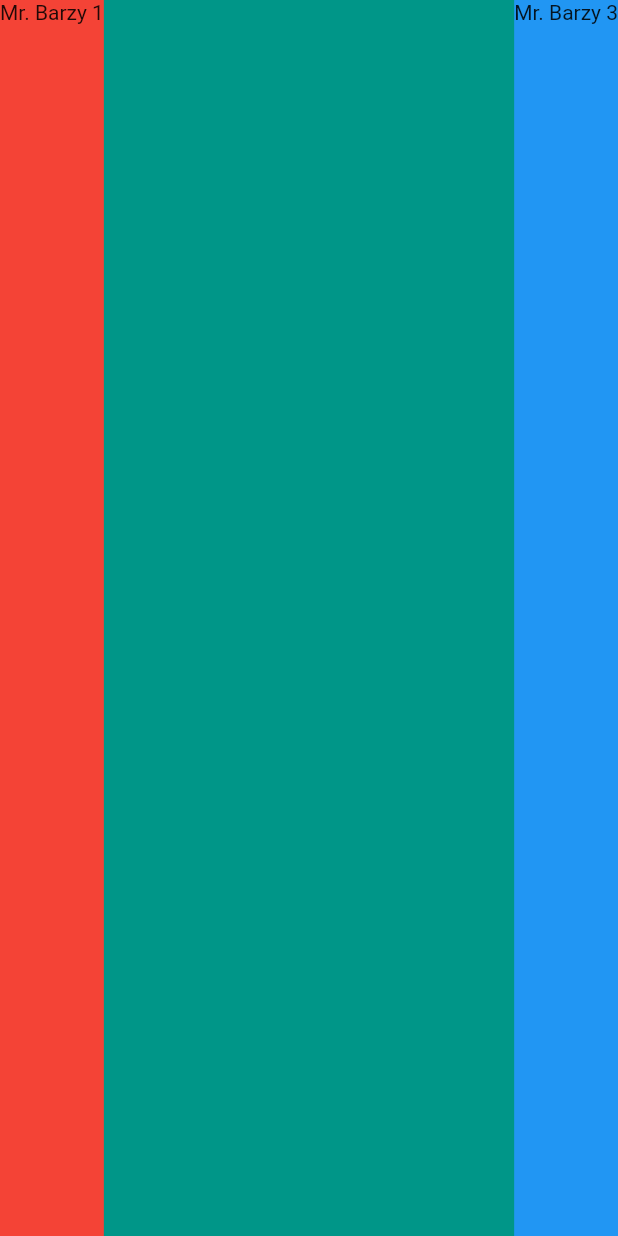
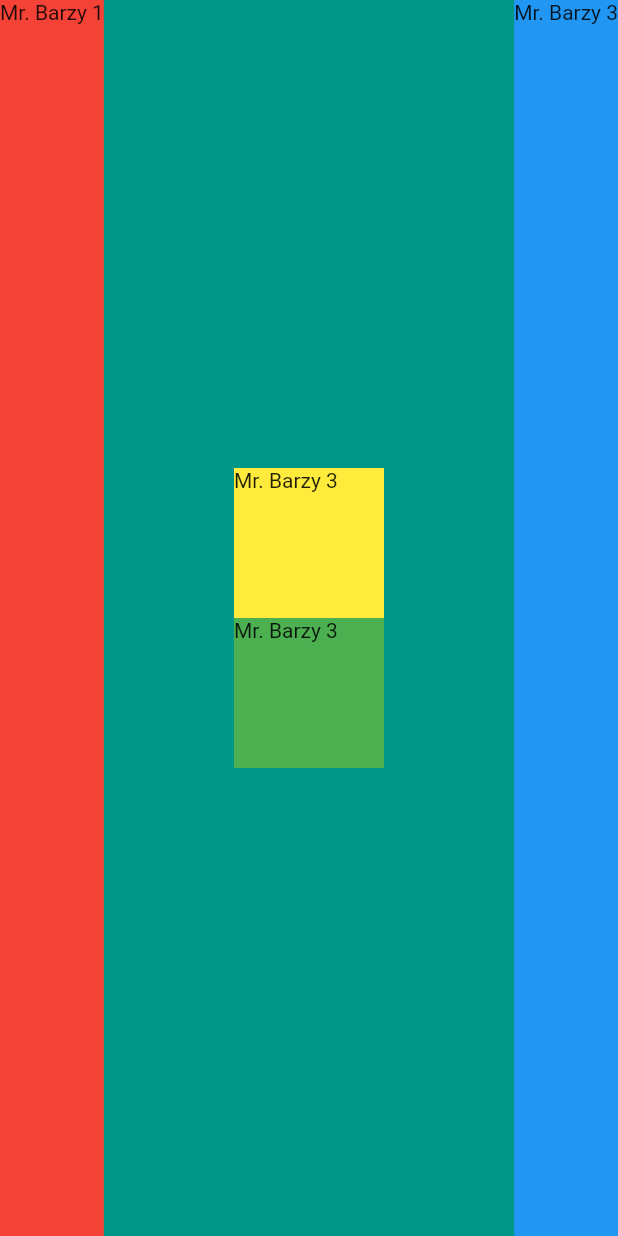
Before and after one commit to Barzi-Yassin/firstapp, a Flutter app: the screen it shows after launch, on a phone screen of 412 x 824 dp. Run offline on Flutter 3.47's test engine with Material 2 defaults, Android fonts, the phone set to English and light mode, and no system bars.

Commit message:
ms. angela 043 Flutter Layouts 1st Challenge about using container in column and row

```diff
--- a/lib/main.dart
+++ b/lib/main.dart
@@ -25,22 +25,21 @@ class MyApp extends StatelessWidget {
               ),
               // SizedBox(height: 20.0,),
               Container(
-                color: Colors.brown,
                 child: Column(
                   mainAxisAlignment: MainAxisAlignment.center,
                   children: [
-                    // Container(
-                    //   height: 100.0,
-                    //   width: 100.0,
-                    //   color: Colors.yellow,
-                    //   child: Text('Mr. Barzy 3'),
-                    // ),
-                    // Container(
-                    //   height: 100.0,
-                    //   width: 100.0,
-                    //   color: Colors.green,
-                    //   child: Text('Mr. Barzy 3'),
-                    // ),
+                    Container(
+                      height: 100.0,
+                      width: 100.0,
+                      color: Colors.yellow,
+                      child: Text('Mr. Barzy 3'),
+                    ),
+                    Container(
+                      height: 100.0,
+                      width: 100.0,
+                      color: Colors.green,
+                      child: Text('Mr. Barzy 3'),
+                    ),
                   ],
                 ),
               ),
```
Also changed, not shown: images/barzy1.png (added), 1 other file.
